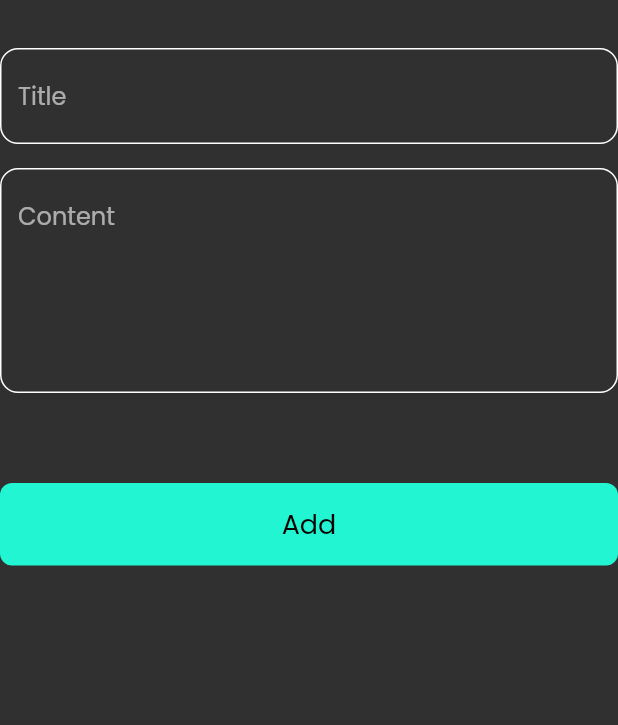
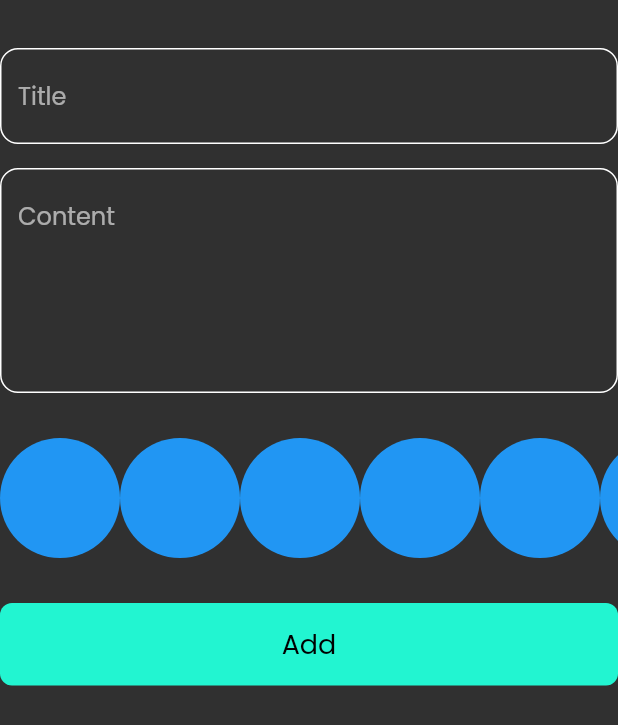
Before and after one commit to mohmamed01149060/note_app, a Flutter app: the AddNotesForm widget shown alone on an empty page, opened directly, on a phone screen of 412 x 824 dp. Shown: the top 725 px of the screen. Run offline on Flutter 3.47's test engine with Material 2 defaults, Android fonts, the phone set to English and light mode, and no system bars; our stand-ins replace bloc, flutter_bloc, hive, hive_flutter; accounts and stored records are empty.

Commit message:
create colors list view part one

```diff
--- a/lib/widgets/add_note_form.dart
+++ b/lib/widgets/add_note_form.dart
@@ -5,6 +5,8 @@ import 'package:note_app/cubits/add_notes/add_notes_cubit.dart';
 import 'package:note_app/models/note_model.dart';
 import 'package:note_app/widgets/custom_button.dart';
 import 'package:note_app/widgets/custom_text_field.dart';
+
+import 'colors_list_view.dart';
 
 class AddNotesForm extends StatefulWidget {
   const AddNotesForm({Key? key}) : super(key: key);
@@ -40,7 +42,9 @@ class _AddNotesFormState extends State<AddNotesForm> {
             maxLines: 5,
             hintText: 'Content',
           ),
-          const SizedBox(height: 60),
+          const SizedBox(height: 30),
+          const ColorsListView(),
+          const SizedBox(height: 30),
           BlocBuilder<AddNotesCubit, AddNotesState>(
             builder: (context, state) {
               return CustomButton(
--- /dev/null
+++ b/lib/widgets/colors_list_view.dart
@@ -0,0 +1,31 @@
+import 'package:flutter/cupertino.dart';
+import 'package:flutter/material.dart';
+
+class ColorItem extends StatelessWidget {
+  const ColorItem({Key? key}) : super(key: key);
+
+  @override
+  Widget build(BuildContext context) {
+    return const CircleAvatar(
+      backgroundColor: Colors.blue,
+      radius: 40,
+    );
+  }
+}
+
+class ColorsListView extends StatelessWidget {
+  const ColorsListView({Key? key}) : super(key: key);
+
+  @override
+  Widget build(BuildContext context) {
+    return SizedBox(
+      height: 40 * 2,
+      child: ListView.builder(
+          itemCount: 10,
+          scrollDirection: Axis.horizontal,
+          itemBuilder: (context, index) {
+            return const ColorItem();
+          }),
+    );
+  }
+}
```
